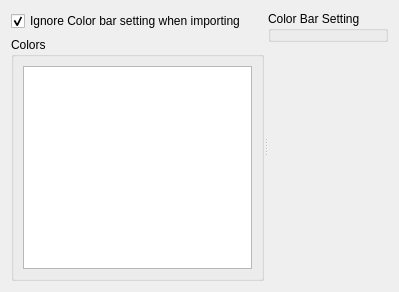
This is libs/guicore/scalarstocolors/colormapenumeratesettingeditwidget.ui in i-RIC/prepost-gui as Qt 5 draws it before an edit. The edited form follows.
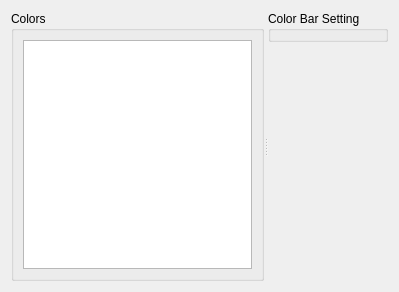
This is the edited form. Custom widgets are drawn as their Qt base class.

Commit message: Spec change: when importing color map setting, legend settings were not applied.

Patch:
```diff
--- a/libs/guicore/scalarstocolors/colormapenumeratesettingeditwidget.ui
+++ b/libs/guicore/scalarstocolors/colormapenumeratesettingeditwidget.ui
@@ -19,18 +19,8 @@
      <property name="orientation">
       <enum>Qt::Horizontal</enum>
      </property>
-     <widget class="QWidget" name="">
+     <widget class="QWidget" name="layoutWidget">
       <layout class="QVBoxLayout" name="verticalLayout_3">
-       <item>
-        <widget class="QCheckBox" name="ignoreColorBarSettingCheckBox">
-         <property name="text">
-          <string>Ignore Color bar setting when importing</string>
-         </property>
-         <property name="checked">
-          <bool>true</bool>
-         </property>
-        </widget>
-       </item>
        <item>
         <widget class="QGroupBox" name="colorsGroupBox">
          <property name="title">
```
The commit also changes 3 other files.
